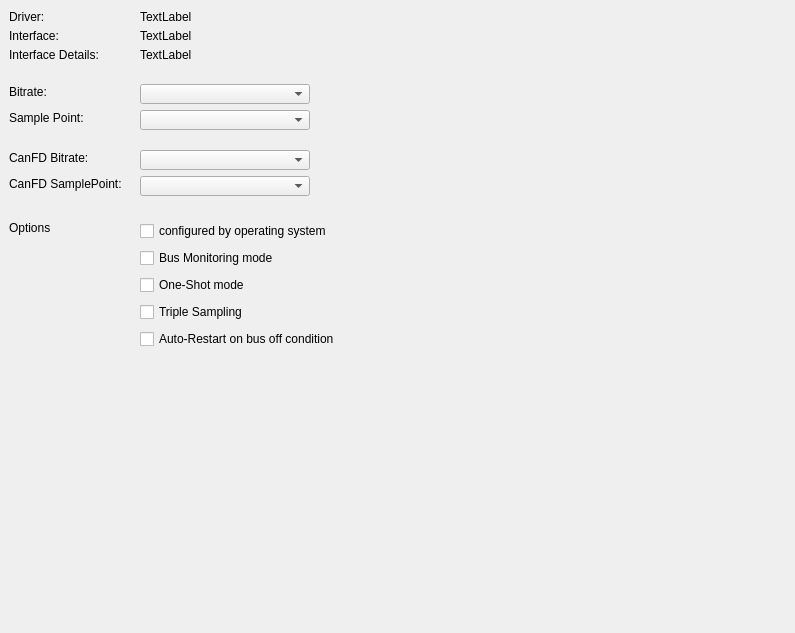
Qt form src/driver/GenericCanSetupPage.ui (inniyah/CANgaroo) before a commit.
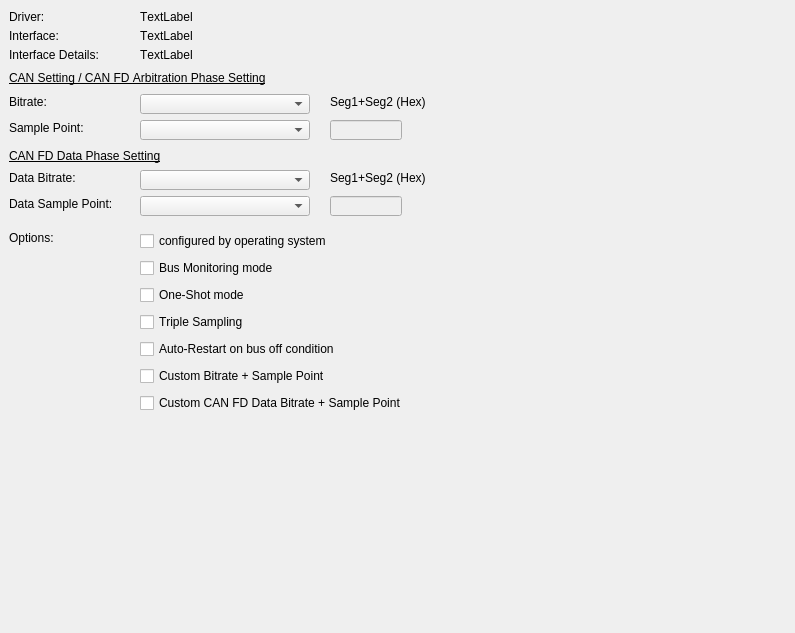
The same form after that commit.

Commit message: 1. Fixed software crash caused by SLCAN serial communication 2. Added the CAN baud rate user-defined setting 3. Optimize the setting interface logic 4. Optimized the Trace interface logic, and automatically cleared when the number of trace entries exceeds 1000000

```diff
--- a/src/driver/GenericCanSetupPage.ui
+++ b/src/driver/GenericCanSetupPage.ui
@@ -10,6 +10,11 @@
     <height>633</height>
    </rect>
   </property>
+  <property name="font">
+   <font>
+    <kerning>false</kerning>
+   </font>
+  </property>
   <property name="windowTitle">
    <string>Form</string>
   </property>
@@ -95,7 +100,7 @@
    <property name="geometry">
     <rect>
      <x>9</x>
-     <y>84</y>
+     <y>94</y>
      <width>69</width>
      <height>16</height>
     </rect>
@@ -108,7 +113,7 @@
    <property name="geometry">
     <rect>
      <x>140</x>
-     <y>84</y>
+     <y>94</y>
      <width>170</width>
      <height>20</height>
     </rect>
@@ -118,7 +123,7 @@
    <property name="geometry">
     <rect>
      <x>9</x>
-     <y>110</y>
+     <y>120</y>
      <width>98</width>
      <height>16</height>
     </rect>
@@ -131,7 +136,7 @@
    <property name="geometry">
     <rect>
      <x>140</x>
-     <y>110</y>
+     <y>120</y>
      <width>170</width>
      <height>20</height>
     </rect>
@@ -141,20 +146,20 @@
    <property name="geometry">
     <rect>
      <x>9</x>
-     <y>150</y>
-     <width>104</width>
+     <y>170</y>
+     <width>121</width>
      <height>16</height>
     </rect>
    </property>
    <property name="text">
-    <string>CanFD Bitrate:</string>
+    <string>Data Bitrate:</string>
    </property>
   </widget>
   <widget class="QComboBox" name="cbBitrateFD">
    <property name="geometry">
     <rect>
      <x>140</x>
-     <y>150</y>
+     <y>170</y>
      <width>170</width>
      <height>20</height>
     </rect>
@@ -164,20 +169,20 @@
    <property name="geometry">
     <rect>
      <x>9</x>
-     <y>176</y>
+     <y>196</y>
      <width>130</width>
      <height>16</height>
     </rect>
    </property>
    <property name="text">
-    <string>CanFD SamplePoint:</string>
+    <string>Data Sample Point:</string>
    </property>
   </widget>
   <widget class="QComboBox" name="cbSamplePointFD">
    <property name="geometry">
     <rect>
      <x>140</x>
-     <y>176</y>
+     <y>196</y>
      <width>170</width>
      <height>20</height>
     </rect>
@@ -187,8 +192,8 @@
    <property name="geometry">
     <rect>
      <x>9</x>
-     <y>220</y>
-     <width>41</width>
+     <y>230</y>
+     <width>61</width>
      <height>16</height>
     </rect>
    </property>
@@ -200,9 +205,9 @@
    <property name="geometry">
     <rect>
      <x>140</x>
-     <y>220</y>
+     <y>230</y>
      <width>411</width>
-     <height>131</height>
+     <height>185</height>
     </rect>
    </property>
    <layout class="QVBoxLayout" name="vbOptions">
@@ -241,8 +246,162 @@
       </property>
      </widget>
     </item>
+    <item>
+     <widget class="QCheckBox" name="cbCustomBitrate">
+      <property name="text">
+       <string>Custom Bitrate + Sample Point</string>
+      </property>
+     </widget>
+    </item>
+    <item>
+     <widget class="QCheckBox" name="cbCustomFdBitrate">
+      <property name="text">
+       <string>Custom CAN FD Data Bitrate + Sample Point</string>
+      </property>
+     </widget>
+    </item>
    </layout>
   </widget>
+  <widget class="QLineEdit" name="CustomBitrateSet">
+   <property name="enabled">
+    <bool>false</bool>
+   </property>
+   <property name="geometry">
+    <rect>
+     <x>330</x>
+     <y>120</y>
+     <width>72</width>
+     <height>20</height>
+    </rect>
+   </property>
+   <property name="inputMask">
+    <string>HHHH</string>
+   </property>
+   <property name="text">
+    <string notr="true"/>
+   </property>
+   <property name="maxLength">
+    <number>4</number>
+   </property>
+   <property name="frame">
+    <bool>true</bool>
+   </property>
+   <property name="cursorPosition">
+    <number>4</number>
+   </property>
+   <property name="placeholderText">
+    <string/>
+   </property>
+   <property name="cursorMoveStyle">
+    <enum>Qt::LogicalMoveStyle</enum>
+   </property>
+   <property name="clearButtonEnabled">
+    <bool>false</bool>
+   </property>
+  </widget>
+  <widget class="QLabel" name="label_12">
+   <property name="geometry">
+    <rect>
+     <x>330</x>
+     <y>94</y>
+     <width>121</width>
+     <height>16</height>
+    </rect>
+   </property>
+   <property name="text">
+    <string>Seg1+Seg2 (Hex)</string>
+   </property>
+  </widget>
+  <widget class="QLabel" name="label_13">
+   <property name="geometry">
+    <rect>
+     <x>330</x>
+     <y>170</y>
+     <width>121</width>
+     <height>16</height>
+    </rect>
+   </property>
+   <property name="text">
+    <string>Seg1+Seg2 (Hex)</string>
+   </property>
+  </widget>
+  <widget class="QLineEdit" name="CustomFdBitrateSet">
+   <property name="enabled">
+    <bool>false</bool>
+   </property>
+   <property name="geometry">
+    <rect>
+     <x>330</x>
+     <y>196</y>
+     <width>72</width>
+     <height>20</height>
+    </rect>
+   </property>
+   <property name="inputMask">
+    <string>HHHH</string>
+   </property>
+   <property name="text">
+    <string notr="true"/>
+   </property>
+   <property name="maxLength">
+    <number>4</number>
+   </property>
+   <property name="frame">
+    <bool>true</bool>
+   </property>
+   <property name="cursorPosition">
+    <number>4</number>
+   </property>
+   <property name="placeholderText">
+    <string/>
+   </property>
+   <property name="cursorMoveStyle">
+    <enum>Qt::LogicalMoveStyle</enum>
+   </property>
+   <property name="clearButtonEnabled">
+    <bool>false</bool>
+   </property>
+  </widget>
+  <widget class="QLabel" name="label_14">
+   <property name="geometry">
+    <rect>
+     <x>9</x>
+     <y>148</y>
+     <width>231</width>
+     <height>16</height>
+    </rect>
+   </property>
+   <property name="font">
+    <font>
+     <bold>false</bold>
+     <underline>true</underline>
+     <kerning>false</kerning>
+    </font>
+   </property>
+   <property name="text">
+    <string>CAN FD Data Phase Setting</string>
+   </property>
+  </widget>
+  <widget class="QLabel" name="label_15">
+   <property name="geometry">
+    <rect>
+     <x>9</x>
+     <y>70</y>
+     <width>341</width>
+     <height>16</height>
+    </rect>
+   </property>
+   <property name="font">
+    <font>
+     <bold>false</bold>
+     <underline>true</underline>
+     <kerning>false</kerning>
+    </font>
+   </property>
+   <property name="text">
+    <string>CAN Setting / CAN FD Arbitration Phase Setting</string>
+   </property>
+  </widget>
  </widget>
  <resources/>
  <connections/>
```
The commit also changes 15 other files.
